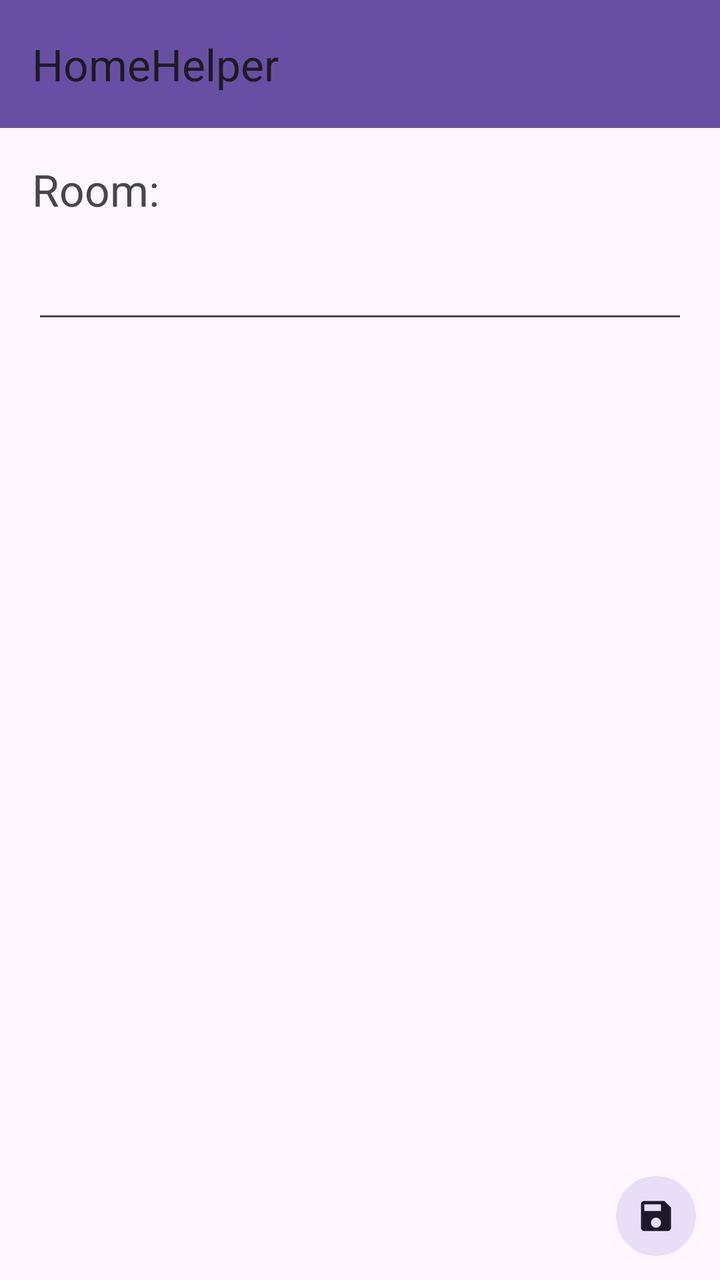
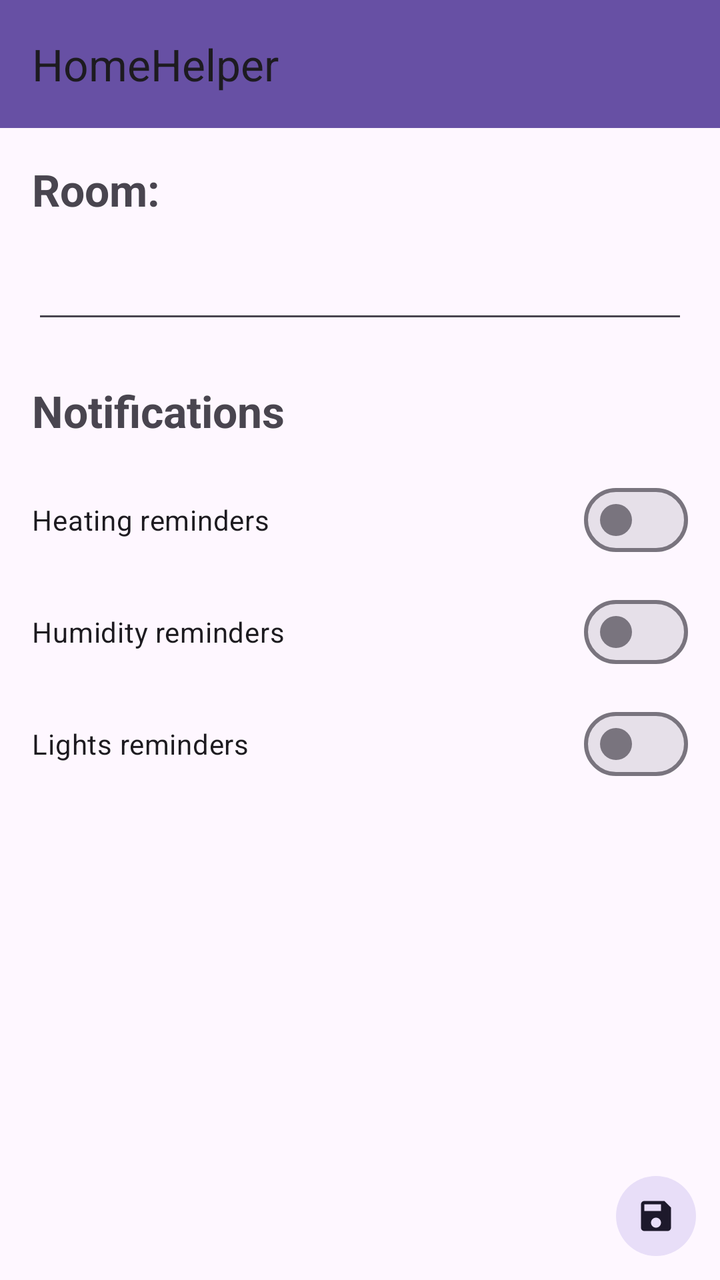

Two renders of the same Android screen: before a commit and after it. Below are the layout's source before the change and the commit's diff.
<!-- AndroidManifest.xml: application theme Theme.HomeHelper -->
<!-- res/layout/activity_edit_sensor_node.xml -->
<?xml version="1.0" encoding="utf-8"?>
<androidx.constraintlayout.widget.ConstraintLayout xmlns:android="http://schemas.android.com/apk/res/android"
    xmlns:app="http://schemas.android.com/apk/res-auto"
    xmlns:tools="http://schemas.android.com/tools"
    android:id="@+id/main"
    android:layout_width="match_parent"
    android:layout_height="match_parent"
    tools:context=".EditSensorNodeActivity">

    <com.google.android.material.appbar.MaterialToolbar
        android:id="@+id/toolbar"
        android:layout_width="match_parent"
        android:layout_height="wrap_content"
        android:background="?attr/colorPrimary"
        app:title="HomeHelper"
        app:layout_constraintTop_toTopOf="parent" />

    <TextView
        android:id="@+id/roomLabel"
        android:layout_width="0dp"
        android:layout_height="wrap_content"
        android:layout_margin="16dp"
        android:text="@string/room"
        android:textSize="22sp"
        app:layout_constraintEnd_toEndOf="parent"
        app:layout_constraintStart_toStartOf="parent"
        app:layout_constraintTop_toBottomOf="@id/toolbar" />

    <EditText
        android:id="@+id/roomInput"
        android:layout_width="0dp"
        android:layout_height="wrap_content"
        android:layout_margin="16dp"
        android:inputType="text"
        app:layout_constraintEnd_toEndOf="parent"
        app:layout_constraintStart_toStartOf="parent"
        app:layout_constraintTop_toBottomOf="@id/roomLabel" />

    <com.google.android.material.button.MaterialButton
        android:id="@+id/save"
        android:layout_width="wrap_content"
        android:layout_height="wrap_content"
        android:layout_margin="8dp"
        style="@style/Widget.Material3.Button.IconButton.Filled.Tonal"
        app:icon="@drawable/ic_save"
        app:layout_constraintBottom_toBottomOf="parent"
        app:layout_constraintEnd_toEndOf="parent"/>

</androidx.constraintlayout.widget.ConstraintLayout>
<!-- resources referenced by this layout -->
<resources>
  <!-- drawable ic_save (drawable) -->
  <vector xmlns:android="http://schemas.android.com/apk/res/android" android:height="24dp" android:tint="#000000" android:viewportHeight="24" android:viewportWidth="24" android:width="24dp">
        
      <path android:fillColor="@android:color/white" android:pathData="M17,3L5,3c-1.11,0 -2,0.9 -2,2v14c0,1.1 0.89,2 2,2h14c1.1,0 2,-0.9 2,-2L21,7l-4,-4zM12,19c-1.66,0 -3,-1.34 -3,-3s1.34,-3 3,-3 3,1.34 3,3 -1.34,3 -3,3zM15,9L5,9L5,5h10v4z"/>
      
  </vector>
  <string name="room">Room:</string>
  <style name="Theme.HomeHelper" parent="Base.Theme.HomeHelper" />
  <style name="Base.Theme.HomeHelper" parent="Theme.Material3.DayNight.NoActionBar">
          
          
      </style>
</resources>

<!-- the commit's change to res/layout/activity_edit_sensor_node.xml (unified diff, before → after) -->
@@ -22,6 +22,7 @@
         android:layout_margin="16dp"
         android:text="@string/room"
         android:textSize="22sp"
+        android:textStyle="bold"
         app:layout_constraintEnd_toEndOf="parent"
         app:layout_constraintStart_toStartOf="parent"
         app:layout_constraintTop_toBottomOf="@id/toolbar" />
@@ -36,6 +37,56 @@
         app:layout_constraintStart_toStartOf="parent"
         app:layout_constraintTop_toBottomOf="@id/roomLabel" />
 
+    <TextView
+        android:id="@+id/notificationsLabel"
+        android:layout_width="0dp"
+        android:layout_height="wrap_content"
+        android:layout_marginStart="16dp"
+        android:layout_marginTop="24dp"
+        android:layout_marginEnd="16dp"
+        android:text="@string/notifications"
+        android:textSize="22sp"
+        android:textStyle="bold"
+        app:layout_constraintEnd_toEndOf="parent"
+        app:layout_constraintStart_toStartOf="parent"
+        app:layout_constraintTop_toBottomOf="@id/roomInput" />
+
+    <com.google.android.material.materialswitch.MaterialSwitch
+        android:id="@+id/switchHeating"
+        android:layout_width="0dp"
+        android:layout_height="wrap_content"
+        android:layout_marginStart="16dp"
+        android:layout_marginTop="16dp"
+        android:layout_marginEnd="16dp"
+        android:text="@string/heating_title"
+        app:layout_constraintEnd_toEndOf="parent"
+        app:layout_constraintStart_toStartOf="parent"
+        app:layout_constraintTop_toBottomOf="@id/notificationsLabel" />
+
+    <com.google.android.material.materialswitch.MaterialSwitch
+        android:id="@+id/switchHumidity"
+        android:layout_width="0dp"
+        android:layout_height="wrap_content"
+        android:layout_marginStart="16dp"
+        android:layout_marginTop="8dp"
+        android:layout_marginEnd="16dp"
+        android:text="@string/humidity_title"
+        app:layout_constraintEnd_toEndOf="parent"
+        app:layout_constraintStart_toStartOf="parent"
+        app:layout_constraintTop_toBottomOf="@id/switchHeating" />
+
+    <com.google.android.material.materialswitch.MaterialSwitch
+        android:id="@+id/switchLights"
+        android:layout_width="0dp"
+        android:layout_height="wrap_content"
+        android:layout_marginStart="16dp"
+        android:layout_marginTop="8dp"
+        android:layout_marginEnd="16dp"
+        android:text="@string/lights_title"
+        app:layout_constraintEnd_toEndOf="parent"
+        app:layout_constraintStart_toStartOf="parent"
+        app:layout_constraintTop_toBottomOf="@id/switchHumidity" />
+
     <com.google.android.material.button.MaterialButton
         android:id="@+id/save"
         android:layout_width="wrap_content"
<!-- resource entries referenced after the edit -->
@@ -6,6 +6,10 @@
       <path android:fillColor="@android:color/white" android:pathData="M17,3L5,3c-1.11,0 -2,0.9 -2,2v14c0,1.1 0.89,2 2,2h14c1.1,0 2,-0.9 2,-2L21,7l-4,-4zM12,19c-1.66,0 -3,-1.34 -3,-3s1.34,-3 3,-3 3,1.34 3,3 -1.34,3 -3,3zM15,9L5,9L5,5h10v4z"/>
       
   </vector>
+  <string name="heating_title">Heating reminders</string>
+  <string name="humidity_title">Humidity reminders</string>
+  <string name="lights_title">Lights reminders</string>
+  <string name="notifications">Notifications</string>
   <string name="room">Room:</string>
   <style name="Theme.HomeHelper" parent="Base.Theme.HomeHelper" />
   <style name="Base.Theme.HomeHelper" parent="Theme.Material3.DayNight.NoActionBar">
